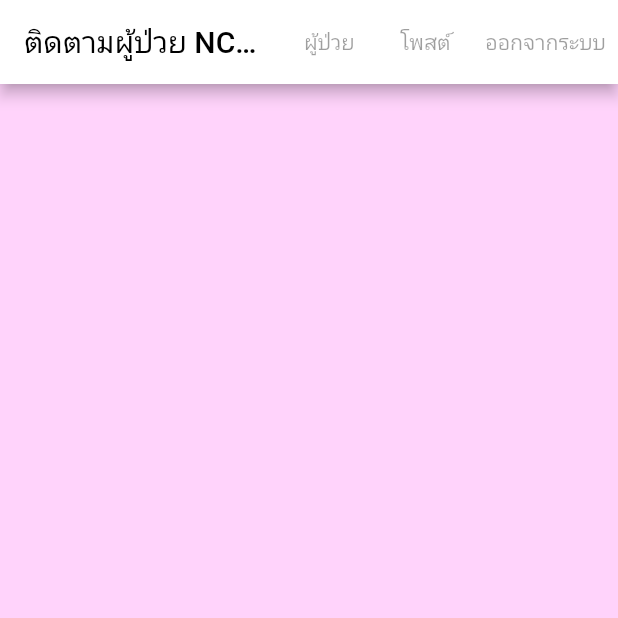
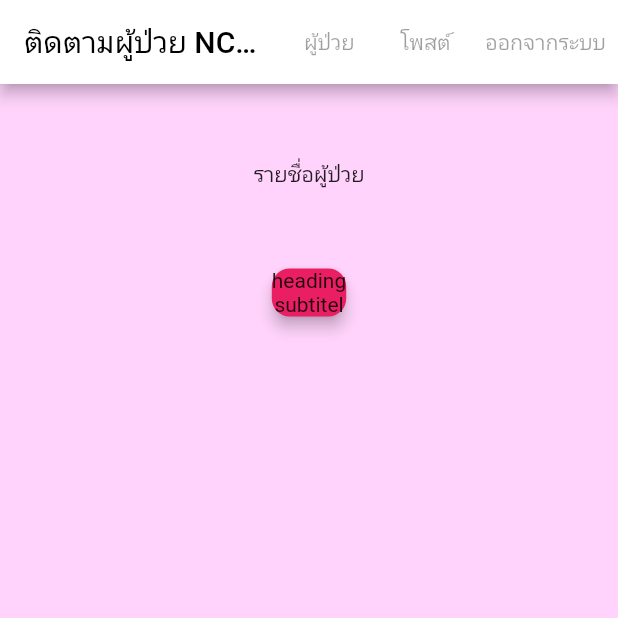
Before and after one commit to supasanR199/applicationForNcds, a Flutter app: the screen it shows after launch, on a phone screen of 412 x 824 dp, the top half of it. Run offline on Flutter 3.47's test engine with Material 2 defaults, Android fonts, the phone set to English and light mode, and no system bars.

Commit message:
Update main.dart
edit stateful.

```diff
--- a/lib/main.dart
+++ b/lib/main.dart
@@ -1,7 +1,16 @@
 import 'package:flutter/material.dart';
 
 void main() {
-  runApp(MyApp());
+  // runApp(MyApp());
+  runApp(MaterialApp(
+    home: ShowInfomation(),
+    theme: ThemeData(
+      textTheme: const TextTheme(
+        bodyText1: TextStyle(color: Colors.black),
+      ),
+    ),
+    debugShowCheckedModeBanner: false,
+  ));
 }
 
 class MyApp extends StatelessWidget {
@@ -26,8 +35,69 @@ class MyApp extends StatelessWidget {
               TextButton(onPressed: null, child: Text("ออกจากระบบ")),
             ],
           ),
-        // body: Text("test"),
           backgroundColor: Color.fromRGBO(255, 211, 251, 1),
+          body: Row(
+            children: <Widget>[
+              Text(
+                'test',
+                textAlign: TextAlign.center,
+              ),
+            ],
+          )),
+    );
+  }
+}
+
+class ShowInfomation extends StatefulWidget {
+  State<StatefulWidget> createState() {
+    return _ShowInfomationState();
+  }
+}
+
+class _ShowInfomationState extends State<ShowInfomation> {
+  Widget build(BuildContext context) {
+    return Scaffold(
+      appBar: AppBar(
+        title: Text(
+          "ติดตามผู้ป่วย NCDs\nโรงพยาบาลส่งเสริมสุขภาพตำบล",
+          style: TextStyle(color: Colors.black),
+        ),
+        backgroundColor: Colors.white,
+        actions: <Widget>[
+          TextButton(onPressed: null, child: Text("ผู้ป่วย")),
+          TextButton(onPressed: null, child: Text("โพสต์")),
+          TextButton(onPressed: null, child: Text("ออกจากระบบ")),
+        ],
+      ),
+      backgroundColor: Color.fromRGBO(255, 211, 251, 1),
+      body: Container(
+        child: Row(
+          crossAxisAlignment: CrossAxisAlignment.center,
+          mainAxisAlignment: MainAxisAlignment.center,
+          children: <Widget>[
+            Column(
+              children: <Widget>[
+                Padding(
+                  child: Text('รายชื่อผู้ป่วย'),
+                  padding: EdgeInsets.all(50.0),
+                ),
+                Card(
+                  elevation: 4.0,
+                  child: Column(
+                    children: <Widget>[
+                     Text('heading'),
+                     Text('subtitel'),
+                    ],
+                  ),
+                  color: Colors.pink,
+                  shape: RoundedRectangleBorder(
+                    borderRadius: BorderRadius.circular(12.0),
+                  ),
+                ),
+              ],
+            )
+          ],
+        ),
       ),
     );
   }
```
Lines whose indentation alone changed are shown as unchanged.
